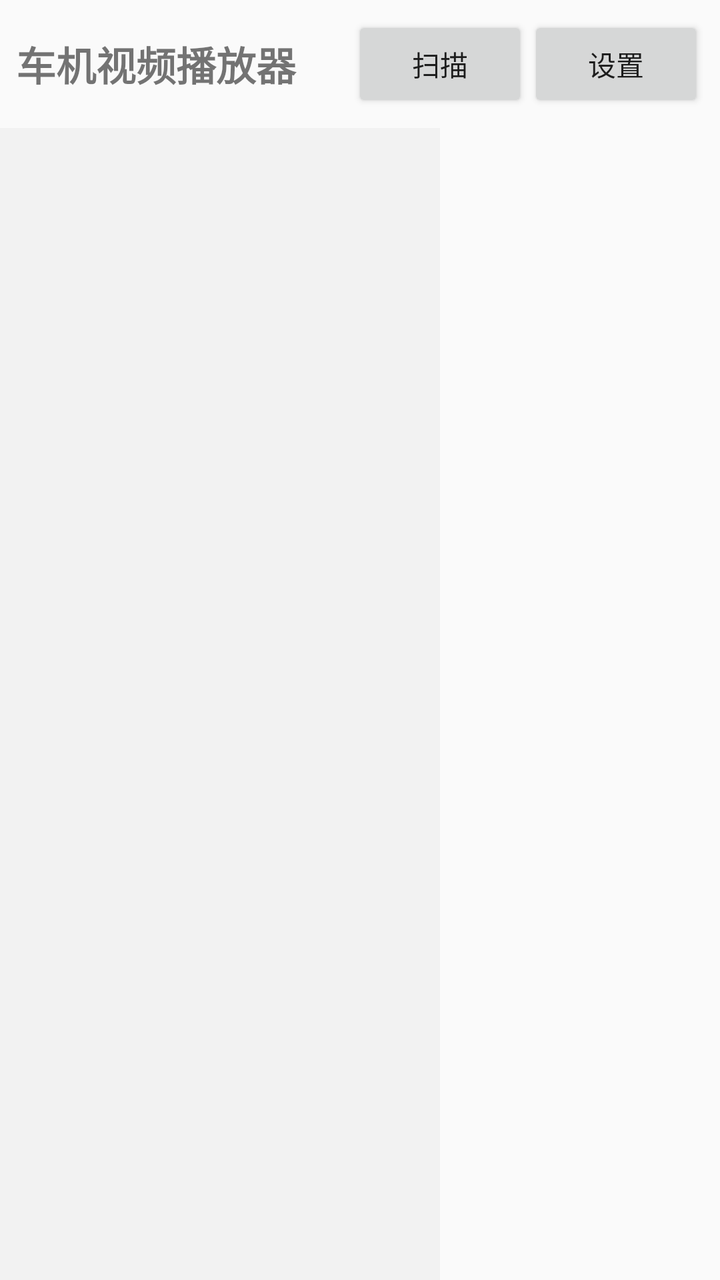
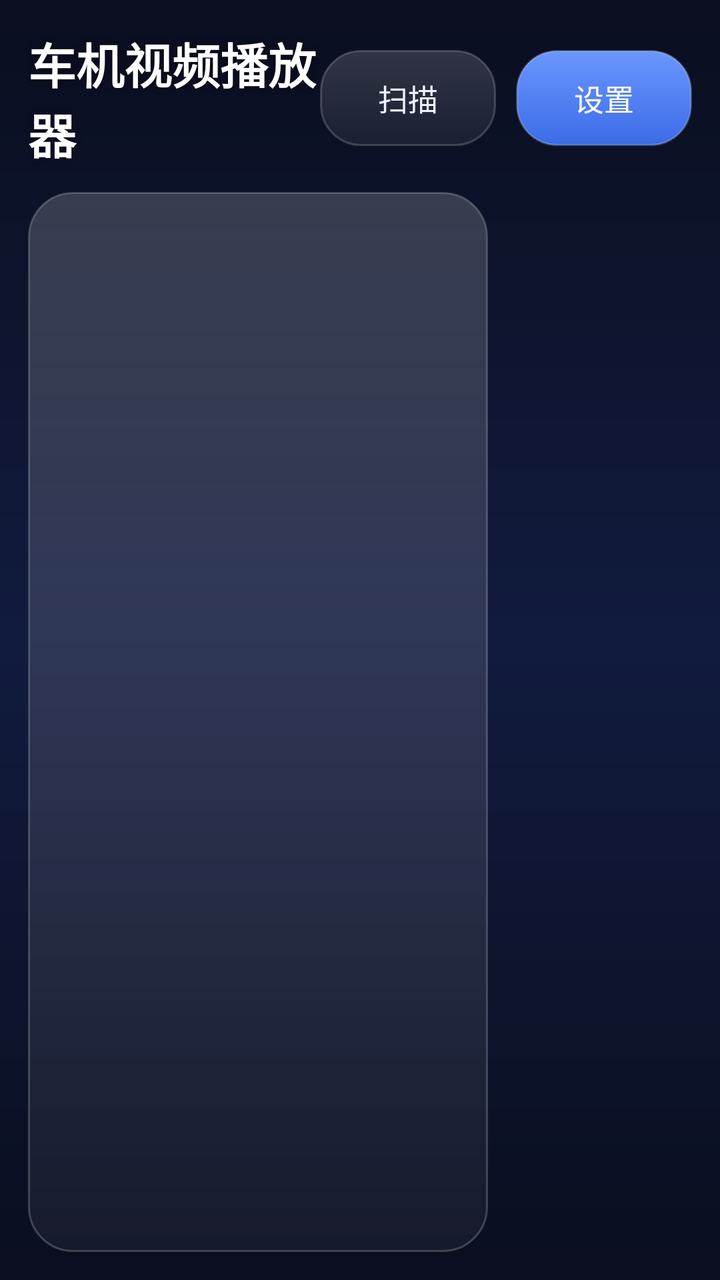

Before-and-after screenshots of an Android layout around one commit, followed by the original layout XML and the change that was made.
<!-- AndroidManifest.xml: application theme Theme.MyApplication -->
<!-- res/layout/activity_main.xml -->
<?xml version="1.0" encoding="utf-8"?>
<LinearLayout xmlns:android="http://schemas.android.com/apk/res/android"
    android:layout_width="match_parent"
    android:layout_height="match_parent"
    android:orientation="vertical">

    <LinearLayout
        android:layout_width="match_parent"
        android:layout_height="wrap_content"
        android:gravity="center_vertical"
        android:padding="8dp">

        <TextView
            android:layout_width="0dp"
            android:layout_height="wrap_content"
            android:layout_weight="1"
            android:text="@string/app_name"
            android:textSize="20sp"
            android:textStyle="bold" />

        <Button
            android:id="@+id/btn_scan"
            android:layout_width="wrap_content"
            android:layout_height="wrap_content"
            android:text="扫描" />

        <Button
            android:id="@+id/btn_settings"
            android:layout_width="wrap_content"
            android:layout_height="wrap_content"
            android:text="设置" />
    </LinearLayout>

    <LinearLayout
        android:layout_width="match_parent"
        android:layout_height="0dp"
        android:layout_weight="1"
        android:orientation="horizontal">

        <ListView
            android:id="@+id/category_list"
            android:layout_width="220dp"
            android:layout_height="match_parent"
            android:background="#F2F2F2"
            android:choiceMode="singleChoice" />

        <FrameLayout
            android:layout_width="0dp"
            android:layout_height="match_parent"
            android:layout_weight="1">

            <ListView
                android:id="@+id/video_list"
                android:layout_width="match_parent"
                android:layout_height="match_parent" />

            <TextView
                android:id="@+id/empty_text"
                android:layout_width="match_parent"
                android:layout_height="match_parent"
                android:gravity="center"
                android:text="暂无视频\n请在「设置」中添加视频源文件夹（含 U 盘）"
                android:textSize="16sp"
                android:visibility="gone" />
        </FrameLayout>
    </LinearLayout>
</LinearLayout>
<!-- resources referenced by this layout -->
<resources>
  <style name="Theme.MyApplication" parent="android:Theme.Material.Light.DarkActionBar" />
  <!-- unchanged entries left out for length: 1 -->
</resources>

<!-- the commit's change to res/layout/activity_main.xml (unified diff, before → after) -->
@@ -2,33 +2,50 @@
 <LinearLayout xmlns:android="http://schemas.android.com/apk/res/android"
     android:layout_width="match_parent"
     android:layout_height="match_parent"
-    android:orientation="vertical">
+    android:orientation="vertical"
+    android:padding="14dp">
 
+    
     <LinearLayout
         android:layout_width="match_parent"
         android:layout_height="wrap_content"
         android:gravity="center_vertical"
-        android:padding="8dp">
+        android:orientation="horizontal"
+        android:paddingBottom="12dp">
 
         <TextView
             android:layout_width="0dp"
             android:layout_height="wrap_content"
             android:layout_weight="1"
             android:text="@string/app_name"
-            android:textSize="20sp"
-            android:textStyle="bold" />
+            android:textColor="#FFFFFF"
+            android:textSize="24sp"
+            android:textStyle="bold"
+            android:shadowColor="#66000000"
+            android:shadowRadius="8" />
 
         <Button
             android:id="@+id/btn_scan"
             android:layout_width="wrap_content"
-            android:layout_height="wrap_content"
-            android:text="扫描" />
+            android:layout_height="48dp"
+            android:layout_marginEnd="10dp"
+            android:background="@drawable/glass_button"
+            android:paddingStart="22dp"
+            android:paddingEnd="22dp"
+            android:text="扫描"
+            android:textColor="#EDF2FB"
+            android:textSize="15sp" />
 
         <Button
             android:id="@+id/btn_settings"
             android:layout_width="wrap_content"
-            android:layout_height="wrap_content"
-            android:text="设置" />
+            android:layout_height="48dp"
+            android:background="@drawable/glass_button_accent"
+            android:paddingStart="22dp"
+            android:paddingEnd="22dp"
+            android:text="设置"
+            android:textColor="#FFFFFF"
+            android:textSize="15sp" />
     </LinearLayout>
 
     <LinearLayout
@@ -37,12 +54,18 @@
         android:layout_weight="1"
         android:orientation="horizontal">
 
+        
         <ListView
             android:id="@+id/category_list"
-            android:layout_width="220dp"
+            android:layout_width="230dp"
             android:layout_height="match_parent"
-            android:background="#F2F2F2"
-            android:choiceMode="singleChoice" />
+            android:layout_marginEnd="12dp"
+            android:background="@drawable/glass_panel"
+            android:choiceMode="singleChoice"
+            android:divider="@android:color/transparent"
+            android:dividerHeight="2dp"
+            android:listSelector="@drawable/glass_item_selector"
+            android:padding="8dp" />
 
         <FrameLayout
             android:layout_width="0dp"
@@ -52,14 +75,20 @@
             <ListView
                 android:id="@+id/video_list"
                 android:layout_width="match_parent"
-                android:layout_height="match_parent" />
+                android:layout_height="match_parent"
+                android:divider="@android:color/transparent"
+                android:dividerHeight="10dp"
+                android:clipToPadding="false"
+                android:paddingBottom="10dp" />
 
             <TextView
                 android:id="@+id/empty_text"
                 android:layout_width="match_parent"
                 android:layout_height="match_parent"
                 android:gravity="center"
-                android:text="暂无视频\n请在「设置」中添加视频源文件夹（含 U 盘）"
+                android:lineSpacingExtra="6dp"
+                android:text="暂无视频\n\n请在「设置」中添加视频源文件夹（含 U 盘）"
+                android:textColor="#8E9AB2"
                 android:textSize="16sp"
                 android:visibility="gone" />
         </FrameLayout>
<!-- resource entries referenced after the edit -->
@@ -1,6 +1,123 @@
 <!-- resources referenced by this layout -->
 <resources>
-  <style name="Theme.MyApplication" parent="android:Theme.Material.Light.DarkActionBar" />
+  <!-- drawable glass_button (drawable) -->
+  <?xml version="1.0" encoding="utf-8"?>
+  <selector xmlns:android="http://schemas.android.com/apk/res/android">
+      <item android:state_pressed="true">
+          <shape android:shape="rectangle">
+              <gradient
+                  android:angle="270"
+                  android:startColor="#45FFFFFF"
+                  android:endColor="#22FFFFFF" />
+              <stroke
+                  android:width="1dp"
+                  android:color="#4DFFFFFF" />
+              <corners android:radius="20dp" />
+          </shape>
+      </item>
+      <item>
+          <shape android:shape="rectangle">
+              <gradient
+                  android:angle="270"
+                  android:startColor="#28FFFFFF"
+                  android:endColor="#10FFFFFF" />
+              <stroke
+                  android:width="1dp"
+                  android:color="#2EFFFFFF" />
+              <corners android:radius="20dp" />
+          </shape>
+      </item>
+  </selector>
+  <!-- drawable glass_button_accent (drawable) -->
+  <?xml version="1.0" encoding="utf-8"?>
+  <selector xmlns:android="http://schemas.android.com/apk/res/android">
+      <item android:state_pressed="true">
+          <shape android:shape="rectangle">
+              <gradient
+                  android:angle="270"
+                  android:startColor="#7DA8FF"
+                  android:endColor="#4A76EC" />
+              <stroke
+                  android:width="1dp"
+                  android:color="#59FFFFFF" />
+              <corners android:radius="20dp" />
+          </shape>
+      </item>
+      <item>
+          <shape android:shape="rectangle">
+              <gradient
+                  android:angle="270"
+                  android:startColor="#6A97FF"
+                  android:endColor="#3D6BE6" />
+              <stroke
+                  android:width="1dp"
+                  android:color="#33FFFFFF" />
+              <corners android:radius="20dp" />
+          </shape>
+      </item>
+  </selector>
+  <!-- drawable glass_item_selector (drawable) -->
+  <?xml version="1.0" encoding="utf-8"?>
+  <selector xmlns:android="http://schemas.android.com/apk/res/android">
+      <item android:state_activated="true">
+          <shape android:shape="rectangle">
+              <gradient
+                  android:angle="270"
+                  android:startColor="#33FFFFFF"
+                  android:endColor="#1AFFFFFF" />
+              <corners android:radius="14dp" />
+          </shape>
+      </item>
+      <item android:state_checked="true">
+          <shape android:shape="rectangle">
+              <gradient
+                  android:angle="270"
+                  android:startColor="#33FFFFFF"
+                  android:endColor="#1AFFFFFF" />
+              <corners android:radius="14dp" />
+          </shape>
+      </item>
+      <item android:state_pressed="true">
+          <shape android:shape="rectangle">
+              <solid android:color="#22FFFFFF" />
+              <corners android:radius="14dp" />
+          </shape>
+      </item>
+      <item>
+          <shape android:shape="rectangle">
+              <solid android:color="#00000000" />
+              <corners android:radius="14dp" />
+          </shape>
+      </item>
+  </selector>
+  <!-- drawable glass_panel (drawable) -->
+  <?xml version="1.0" encoding="utf-8"?>
+  <shape xmlns:android="http://schemas.android.com/apk/res/android"
+      android:shape="rectangle">
+      <gradient
+          android:angle="270"
+          android:startColor="#2EFFFFFF"
+          android:endColor="#0CFFFFFF" />
+      <stroke
+          android:width="1dp"
+          android:color="#33FFFFFF" />
+      <corners android:radius="22dp" />
+  </shape>
+  <style name="Theme.MyApplication" parent="android:Theme.Material.NoActionBar">
+          <item name="android:windowBackground">@drawable/bg_window</item>
+          <item name="android:statusBarColor">#66000000</item>
+          <item name="android:navigationBarColor">#66000000</item>
+      </style>
+  <!-- drawable bg_window (drawable) -->
+  <?xml version="1.0" encoding="utf-8"?>
+  <shape xmlns:android="http://schemas.android.com/apk/res/android"
+      android:shape="rectangle">
+      <gradient
+          android:angle="270"
+          android:startColor="#0A0E1F"
+          android:centerColor="#111B3E"
+          android:endColor="#0A0E1F" />
+  </shape>
   <!-- unchanged entries left out for length: 1 -->
 </resources>
 
